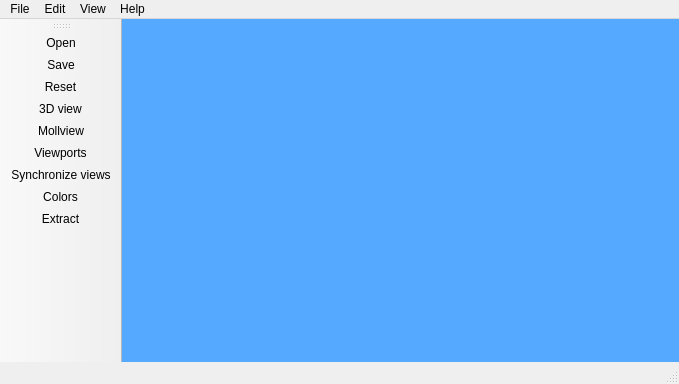
Before: the Qt Designer form Skyviewer/mainwindow.ui in ATNoG/HealpixViewer, drawn with Qt 5.
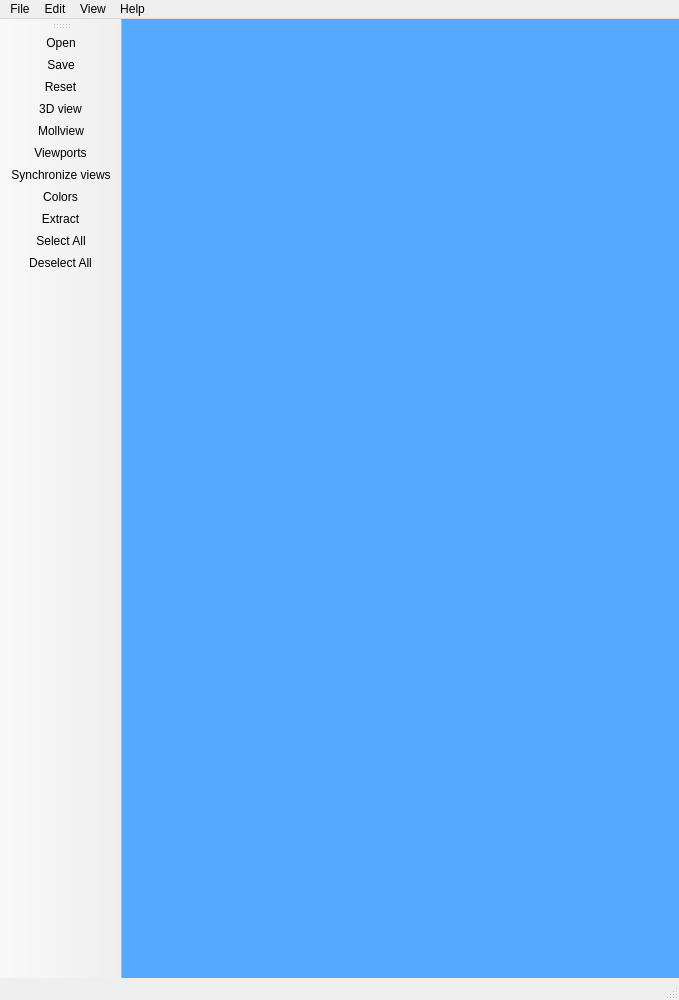
After: the same form once the commit is applied. Icons and pictures are not drawn.

Commit message: Added actions selectAll and deselectAll

Diff of the .ui file:
```diff
--- a/Skyviewer/mainwindow.ui
+++ b/Skyviewer/mainwindow.ui
@@ -7,9 +7,15 @@
     <x>0</x>
     <y>0</y>
     <width>679</width>
-    <height>384</height>
+    <height>1000</height>
    </rect>
   </property>
+  <property name="minimumSize">
+   <size>
+    <width>0</width>
+    <height>1000</height>
+   </size>
+  </property>
   <property name="windowTitle">
    <string>Healpix Viewer</string>
   </property>
@@ -71,7 +77,7 @@
    <property name="minimumSize">
     <size>
      <width>40</width>
-     <height>300</height>
+     <height>500</height>
     </size>
    </property>
    <property name="windowTitle">
@@ -95,6 +101,8 @@
    <addaction name="actionSynchronize"/>
    <addaction name="actionColors"/>
    <addaction name="actionExtract"/>
+   <addaction name="actionSelectAll"/>
+   <addaction name="actionDeselectAll"/>
   </widget>
   <action name="actionAbout">
    <property name="text">
@@ -114,7 +122,7 @@
   </action>
   <action name="actionOpen">
    <property name="text">
-    <string>&amp;Open</string>
+    <string>Open</string>
    </property>
    <property name="toolTip">
     <string>&amp;Open Map</string>
@@ -122,7 +130,7 @@
   </action>
   <action name="actionSave">
    <property name="text">
-    <string>&amp;Save</string>
+    <string>Save</string>
    </property>
    <property name="toolTip">
     <string>&amp;Save</string>
@@ -130,7 +138,7 @@
   </action>
   <action name="actionReset">
    <property name="text">
-    <string>&amp;Reset</string>
+    <string>Reset</string>
    </property>
    <property name="toolTip">
     <string>&amp;Reset Views</string>
@@ -142,7 +150,7 @@
      <normaloff>:/images/icons/3dview.gif</normaloff>:/images/icons/3dview.gif</iconset>
    </property>
    <property name="text">
-    <string>&amp;3D view</string>
+    <string>3D view</string>
    </property>
    <property name="toolTip">
     <string>&amp;Switch to 3D</string>
@@ -154,7 +162,7 @@
      <normaloff>:/images/icons/mollview.gif</normaloff>:/images/icons/mollview.gif</iconset>
    </property>
    <property name="text">
-    <string>&amp;Mollview</string>
+    <string>Mollview</string>
    </property>
    <property name="toolTip">
     <string>&amp;Switch to Mollview</string>
@@ -166,7 +174,7 @@
      <normaloff>:/images/icons/viewports.gif</normaloff>:/images/icons/viewports.gif</iconset>
    </property>
    <property name="text">
-    <string>&amp;Viewports</string>
+    <string>Viewports</string>
    </property>
    <property name="toolTip">
     <string>&amp;Choose Viewports</string>
@@ -178,7 +186,7 @@
      <normaloff>:/images/icons/sync.gif</normaloff>:/images/icons/sync.gif</iconset>
    </property>
    <property name="text">
-    <string>&amp;Synchronize views</string>
+    <string>Synchronize views</string>
    </property>
    <property name="toolTip">
     <string>&amp;Synchronize views</string>
@@ -190,7 +198,7 @@
      <normaloff>:/images/icons/colormap.gif</normaloff>:/images/icons/colormap.gif</iconset>
    </property>
    <property name="text">
-    <string>&amp;Colors</string>
+    <string>Colors</string>
    </property>
    <property name="toolTip">
     <string>&amp;Select colors</string>
@@ -202,12 +210,36 @@
      <normaloff>:/images/icons/extract.gif</normaloff>:/images/icons/extract.gif</iconset>
    </property>
    <property name="text">
-    <string>&amp;Extract</string>
+    <string>Extract</string>
    </property>
    <property name="toolTip">
     <string>&amp;Extract ROI</string>
    </property>
   </action>
+  <action name="actionSelectAll">
+   <property name="icon">
+    <iconset resource="icons.qrc">
+     <normaloff>:/images/icons/selectall.gif</normaloff>:/images/icons/selectall.gif</iconset>
+   </property>
+   <property name="text">
+    <string>Select All</string>
+   </property>
+   <property name="toolTip">
+    <string>&amp;Select All Viewports</string>
+   </property>
+  </action>
+  <action name="actionDeselectAll">
+   <property name="icon">
+    <iconset resource="icons.qrc">
+     <normaloff>:/images/icons/deselectall.gif</normaloff>:/images/icons/deselectall.gif</iconset>
+   </property>
+   <property name="text">
+    <string>Deselect All</string>
+   </property>
+   <property name="toolTip">
+    <string>&amp;Deselect All</string>
+   </property>
+  </action>
  </widget>
  <layoutdefault spacing="6" margin="11"/>
  <resources>
```
Left out of the diff: 3 changed lines with no effect on the pictures. The commit also changes 5 other files.
